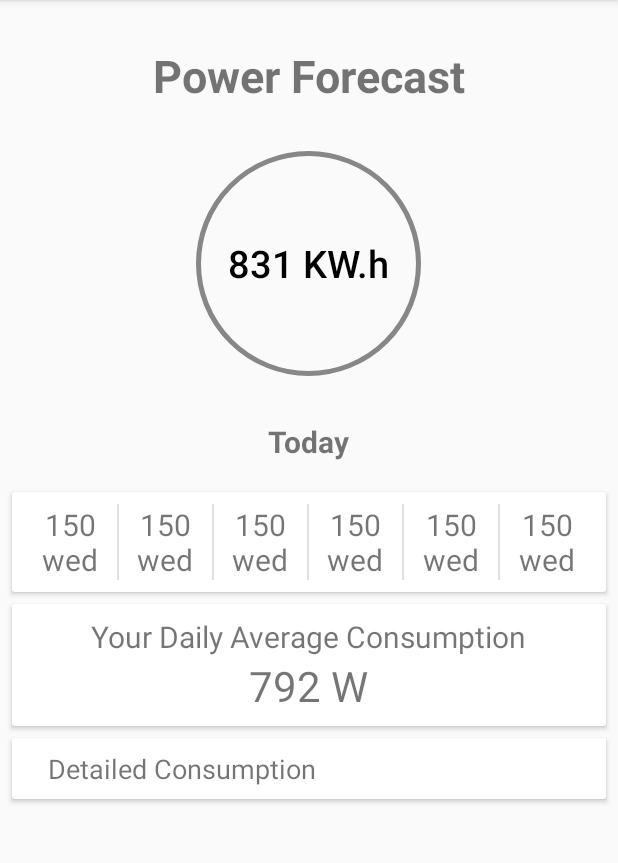
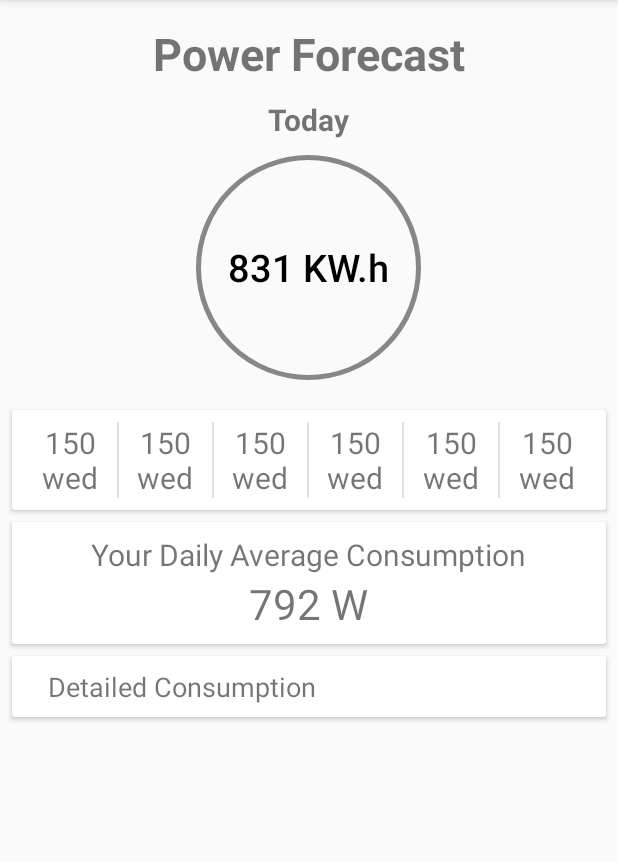
Before and after one commit to abdelrahman-osama/Solarify, an Android app: the PowerForecastActivity screen opened directly, with no data from a screen before it, on a phone screen of 412 x 824 dp, the part 84-947 px from its top. Run offline under Robolectric (Android 15) with nearby library versions, the light colour scheme and no system bars.

Commit message:
xml edits

```diff
--- a/app/src/main/res/layout/activity_power_forecast.xml
+++ b/app/src/main/res/layout/activity_power_forecast.xml
@@ -14,7 +14,7 @@
         android:layout_centerHorizontal="true"
         android:textSize="30dp"
         android:textStyle="bold"
-        android:layout_marginTop="30dp"/>
+        android:layout_marginTop="15dp"/>
 
     <Button
         android:id="@+id/circlebutton"
@@ -23,8 +23,7 @@
         android:textColor="#000"
         android:textSize="25sp"
         android:layout_width="150dp"
-        android:layout_below="@id/power_forecase"
-        android:layout_margin="30dp"
+        android:layout_below="@id/current_day"
         android:layout_centerHorizontal="true"
         android:clickable="false"
         android:layout_height="150dp"
@@ -35,19 +34,20 @@
     android:layout_width="wrap_content"
     android:layout_height="wrap_content"
         android:id="@+id/current_day"
-        android:layout_below="@id/circlebutton"
+        android:layout_below="@id/power_forecase"
         android:text="Today"
         android:layout_centerHorizontal="true"
-        android:layout_marginBottom="20dp"
+        android:layout_marginTop="10dp"
+        android:layout_marginBottom="10dp"
         android:textStyle="bold"
         android:textSize="20sp"/>
 
     <LinearLayout
         android:id="@+id/week_view"
-        android:layout_below="@id/current_day"
+        android:layout_below="@id/circlebutton"
         android:layout_width="match_parent"
         android:layout_height="wrap_content"
-
+        android:layout_marginTop="20dp"
         android:orientation="horizontal"
         android:weightSum="6"
         android:elevation="2dp"
```
